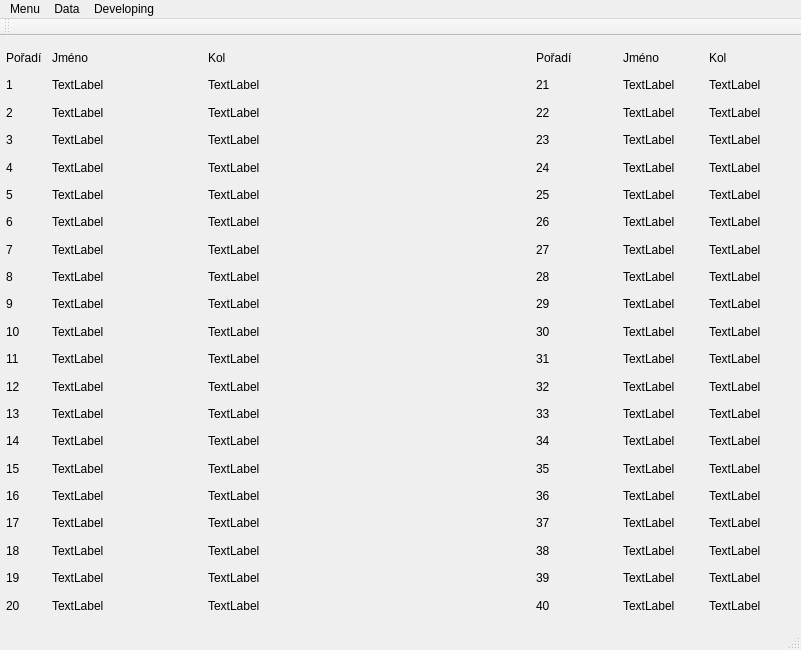
Before: the Qt Designer form mainwindow.ui in aITy/24hoursRace, drawn with Qt 5.
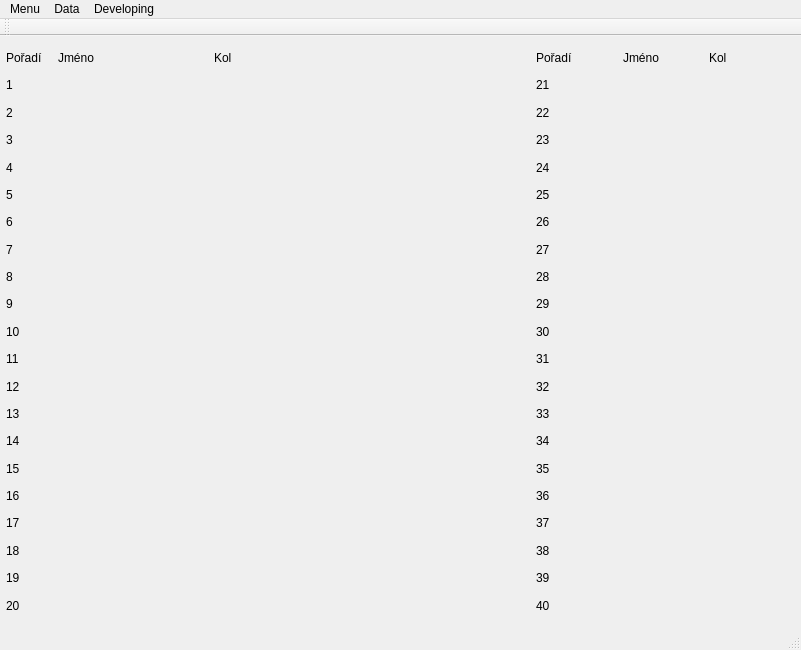
After: the same form once the commit is applied.

```diff
--- a/mainwindow.ui
+++ b/mainwindow.ui
@@ -51,7 +51,7 @@
      <item row="5" column="2">
       <widget class="QLabel" name="label_Round5">
        <property name="text">
-        <string>TextLabel</string>
+        <string/>
        </property>
       </widget>
      </item>
@@ -65,14 +65,14 @@
      <item row="4" column="1">
       <widget class="QLabel" name="label_Name4">
        <property name="text">
-        <string>TextLabel</string>
+        <string/>
        </property>
       </widget>
      </item>
      <item row="4" column="2">
       <widget class="QLabel" name="label_Round4">
        <property name="text">
-        <string>TextLabel</string>
+        <string/>
        </property>
       </widget>
      </item>
@@ -86,21 +86,21 @@
      <item row="6" column="2">
       <widget class="QLabel" name="label_Round6">
        <property name="text">
-        <string>TextLabel</string>
+        <string/>
        </property>
       </widget>
      </item>
      <item row="6" column="1">
       <widget class="QLabel" name="label_Name6">
        <property name="text">
-        <string>TextLabel</string>
+        <string/>
        </property>
       </widget>
      </item>
      <item row="5" column="1">
       <widget class="QLabel" name="label_Name5">
        <property name="text">
-        <string>TextLabel</string>
+        <string/>
        </property>
       </widget>
      </item>
@@ -114,14 +114,14 @@
      <item row="2" column="2">
       <widget class="QLabel" name="label_Round2">
        <property name="text">
-        <string>TextLabel</string>
+        <string/>
        </property>
       </widget>
      </item>
      <item row="2" column="1">
       <widget class="QLabel" name="label_Name2">
        <property name="text">
-        <string>TextLabel</string>
+        <string/>
        </property>
       </widget>
      </item>
@@ -142,28 +142,28 @@
      <item row="15" column="1">
       <widget class="QLabel" name="label_Name15">
        <property name="text">
-        <string>TextLabel</string>
+        <string/>
        </property>
       </widget>
      </item>
      <item row="1" column="1">
       <widget class="QLabel" name="label_Name1">
        <property name="text">
-        <string>TextLabel</string>
+        <string/>
        </property>
       </widget>
      </item>
      <item row="16" column="2">
       <widget class="QLabel" name="label_Round16">
        <property name="text">
-        <string>TextLabel</string>
+        <string/>
        </property>
       </widget>
      </item>
      <item row="14" column="2">
       <widget class="QLabel" name="label_Round14">
        <property name="text">
-        <string>TextLabel</string>
+        <string/>
        </property>
       </widget>
      </item>
@@ -198,7 +198,7 @@
      <item row="14" column="1">
       <widget class="QLabel" name="label_Name14">
        <property name="text">
-        <string>TextLabel</string>
+        <string/>
        </property>
       </widget>
      </item>
@@ -219,7 +219,7 @@
      <item row="11" column="1">
       <widget class="QLabel" name="label_Name11">
        <property name="text">
-        <string>TextLabel</string>
+        <string/>
        </property>
       </widget>
      </item>
@@ -233,42 +233,42 @@
      <item row="13" column="2">
       <widget class="QLabel" name="label_Round13">
        <property name="text">
-        <string>TextLabel</string>
+        <string/>
        </property>
       </widget>
      </item>
      <item row="13" column="1">
       <widget class="QLabel" name="label_Name13">
        <property name="text">
-        <string>TextLabel</string>
+        <string/>
        </property>
       </widget>
      </item>
      <item row="12" column="2">
       <widget class="QLabel" name="label_Round12">
        <property name="text">
-        <string>TextLabel</string>
+        <string/>
        </property>
       </widget>
      </item>
      <item row="12" column="1">
       <widget class="QLabel" name="label_Name12">
        <property name="text">
-        <string>TextLabel</string>
+        <string/>
        </property>
       </widget>
      </item>
      <item row="10" column="1">
       <widget class="QLabel" name="label_Name10">
        <property name="text">
-        <string>TextLabel</string>
+        <string/>
        </property>
       </widget>
      </item>
      <item row="11" column="2">
       <widget class="QLabel" name="label_Round11">
        <property name="text">
-        <string>TextLabel</string>
+        <string/>
        </property>
       </widget>
      </item>
@@ -282,7 +282,7 @@
      <item row="10" column="2">
       <widget class="QLabel" name="label_Round10">
        <property name="text">
-        <string>TextLabel</string>
+        <string/>
        </property>
       </widget>
      </item>
@@ -296,28 +296,28 @@
      <item row="3" column="2">
       <widget class="QLabel" name="label_Round3">
        <property name="text">
-        <string>TextLabel</string>
+        <string/>
        </property>
       </widget>
      </item>
      <item row="3" column="1">
       <widget class="QLabel" name="label_Name3">
        <property name="text">
-        <string>TextLabel</string>
+        <string/>
        </property>
       </widget>
      </item>
      <item row="9" column="1">
       <widget class="QLabel" name="label_Name9">
        <property name="text">
-        <string>TextLabel</string>
+        <string/>
        </property>
       </widget>
      </item>
      <item row="9" column="2">
       <widget class="QLabel" name="label_Round9">
        <property name="text">
-        <string>TextLabel</string>
+        <string/>
        </property>
       </widget>
      </item>
@@ -331,14 +331,14 @@
      <item row="8" column="1">
       <widget class="QLabel" name="label_Name8">
        <property name="text">
-        <string>TextLabel</string>
+        <string/>
        </property>
       </widget>
      </item>
      <item row="8" column="2">
       <widget class="QLabel" name="label_Round8">
        <property name="text">
-        <string>TextLabel</string>
+        <string/>
        </property>
       </widget>
      </item>
@@ -352,14 +352,14 @@
      <item row="7" column="1">
       <widget class="QLabel" name="label_Name7">
        <property name="text">
-        <string>TextLabel</string>
+        <string/>
        </property>
       </widget>
      </item>
      <item row="7" column="2">
       <widget class="QLabel" name="label_Round7">
        <property name="text">
-        <string>TextLabel</string>
+        <string/>
        </property>
       </widget>
      </item>
@@ -373,7 +373,7 @@
      <item row="1" column="2">
       <widget class="QLabel" name="label_Round1">
        <property name="text">
-        <string>TextLabel</string>
+        <string/>
        </property>
       </widget>
      </item>
@@ -394,7 +394,7 @@
      <item row="16" column="1">
       <widget class="QLabel" name="label_Name16">
        <property name="text">
-        <string>TextLabel</string>
+        <string/>
        </property>
       </widget>
      </item>
@@ -408,35 +408,35 @@
      <item row="15" column="2">
       <widget class="QLabel" name="label_Round15">
        <property name="text">
-        <string>TextLabel</string>
+        <string/>
        </property>
       </widget>
      </item>
      <item row="17" column="1">
       <widget class="QLabel" name="label_Name17">
        <property name="text">
-        <string>TextLabel</string>
+        <string/>
        </property>
       </widget>
      </item>
      <item row="17" column="2">
       <widget class="QLabel" name="label_Round17">
        <property name="text">
-        <string>TextLabel</string>
+        <string/>
        </property>
       </widget>
      </item>
      <item row="18" column="2">
       <widget class="QLabel" name="label_Round18">
        <property name="text">
-        <string>TextLabel</string>
+        <string/>
        </property>
       </widget>
      </item>
      <item row="18" column="1">
       <widget class="QLabel" name="label_Name18">
        <property name="text">
-        <string>TextLabel</string>
+        <string/>
        </property>
       </widget>
      </item>
@@ -464,28 +464,28 @@
      <item row="19" column="1">
       <widget class="QLabel" name="label_Name19">
        <property name="text">
-        <string>TextLabel</string>
+        <string/>
        </property>
       </widget>
      </item>
      <item row="20" column="1">
       <widget class="QLabel" name="label_Name20">
        <property name="text">
-        <string>TextLabel</string>
+        <string/>
        </property>
       </widget>
      </item>
      <item row="19" column="2">
       <widget class="QLabel" name="label_Round19">
        <property name="text">
-        <string>TextLabel</string>
+        <string/>
        </property>
       </widget>
      </item>
      <item row="20" column="2">
       <widget class="QLabel" name="label_Round20">
        <property name="text">
-        <string>TextLabel</string>
+        <string/>
        </property>
       </widget>
      </item>
@@ -510,7 +510,7 @@
      <item row="5" column="2">
       <widget class="QLabel" name="label_Round25">
        <property name="text">
-        <string>TextLabel</string>
+        <string/>
        </property>
       </widget>
      </item>
@@ -524,14 +524,14 @@
      <item row="4" column="1">
       <widget class="QLabel" name="label_Name24">
        <property name="text">
-        <string>TextLabel</string>
+        <string/>
        </property>
       </widget>
      </item>
      <item row="4" column="2">
       <widget class="QLabel" name="label_Round24">
        <property name="text">
-        <string>TextLabel</string>
+        <string/>
        </property>
       </widget>
      </item>
@@ -545,21 +545,21 @@
      <item row="6" column="2">
       <widget class="QLabel" name="label_Round26">
        <property name="text">
-        <string>TextLabel</string>
+        <string/>
        </property>
       </widget>
      </item>
      <item row="6" column="1">
       <widget class="QLabel" name="label_Name26">
        <property name="text">
-        <string>TextLabel</string>
+        <string/>
        </property>
       </widget>
      </item>
      <item row="5" column="1">
       <widget class="QLabel" name="label_Name25">
        <property name="text">
-        <string>TextLabel</string>
+        <string/>
        </property>
       </widget>
      </item>
@@ -573,14 +573,14 @@
      <item row="2" column="2">
       <widget class="QLabel" name="label_Round22">
        <property name="text">
-        <string>TextLabel</string>
+        <string/>
        </property>
       </widget>
      </item>
      <item row="2" column="1">
       <widget class="QLabel" name="label_Name22">
        <property name="text">
-        <string>TextLabel</string>
+        <string/>
        </property>
       </widget>
      </item>
@@ -601,28 +601,28 @@
      <item row="15" column="1">
       <widget class="QLabel" name="label_Name35">
        <property name="text">
-        <string>TextLabel</string>
+        <string/>
        </property>
       </widget>
      </item>
      <item row="1" column="1">
       <widget class="QLabel" name="label_Name21">
        <property name="text">
-        <string>TextLabel</string>
+        <string/>
        </property>
       </widget>
      </item>
      <item row="16" column="2">
       <widget class="QLabel" name="label_Round36">
        <property name="text">
-        <string>TextLabel</string>
+        <string/>
        </property>
       </widget>
      </item>
      <item row="14" column="2">
       <widget class="QLabel" name="label_Round34">
        <property name="text">
-        <string>TextLabel</string>
+        <string/>
        </property>
       </widget>
      </item>
@@ -657,7 +657,7 @@
      <item row="14" column="1">
       <widget class="QLabel" name="label_Name34">
        <property name="text">
-        <string>TextLabel</string>
+        <string/>
        </property>
       </widget>
      </item>
@@ -678,7 +678,7 @@
      <item row="11" column="1">
       <widget class="QLabel" name="label_Name31">
        <property name="text">
-        <string>TextLabel</string>
+        <string/>
        </property>
       </widget>
      </item>
@@ -692,42 +692,42 @@
      <item row="13" column="2">
       <widget class="QLabel" name="label_Round33">
        <property name="text">
-        <string>TextLabel</string>
+        <string/>
        </property>
       </widget>
      </item>
      <item row="13" column="1">
       <widget class="QLabel" name="label_Name33">
        <property name="text">
-        <string>TextLabel</string>
+        <string/>
        </property>
       </widget>
      </item>
      <item row="12" column="2">
       <widget class="QLabel" name="label_Round32">
        <property name="text">
-        <string>TextLabel</string>
+        <string/>
        </property>
       </widget>
      </item>
      <item row="12" column="1">
       <widget class="QLabel" name="label_Name32">
        <property name="text">
-        <string>TextLabel</string>
+        <string/>
        </property>
       </widget>
      </item>
      <item row="10" column="1">
       <widget class="QLabel" name="label_Name30">
        <property name="text">
-        <string>TextLabel</string>
+        <string/>
        </property>
       </widget>
      </item>
      <item row="11" column="2">
       <widget class="QLabel" name="label_Round31">
        <property name="text">
-        <string>TextLabel</string>
+        <string/>
        </property>
       </widget>
      </item>
@@ -741,7 +741,7 @@
      <item row="10" column="2">
       <widget class="QLabel" name="label_Round30">
        <property name="text">
-        <string>TextLabel</string>
+        <string/>
        </property>
       </widget>
      </item>
@@ -755,21 +755,21 @@
      <item row="3" column="2">
       <widget class="QLabel" name="label_Round23">
        <property name="text">
-        <string>TextLabel</string>
+        <string/>
        </property>
       </widget>
      </item>
      <item row="9" column="1">
       <widget class="QLabel" name="label_Name29">
        <property name="text">
-        <string>TextLabel</string>
+        <string/>
        </property>
       </widget>
      </item>
      <item row="9" column="2">
       <widget class="QLabel" name="label_Round29">
        <property name="text">
-        <string>TextLabel</string>
+        <string/>
        </property>
       </widget>
      </item>
@@ -783,14 +783,14 @@
      <item row="8" column="1">
       <widget class="QLabel" name="label_Name28">
        <property name="text">
-        <string>TextLabel</string>
+        <string/>
        </property>
       </widget>
      </item>
      <item row="8" column="2">
       <widget class="QLabel" name="label_Round28">
        <property name="text">
-        <string>TextLabel</string>
+        <string/>
        </property>
       </widget>
      </item>
@@ -804,14 +804,14 @@
      <item row="7" column="1">
       <widget class="QLabel" name="label_Name27">
        <property name="text">
-        <string>TextLabel</string>
+        <string/>
        </property>
       </widget>
      </item>
      <item row="7" column="2">
       <widget class="QLabel" name="label_Round27">
        <property name="text">
-        <string>TextLabel</string>
+        <string/>
        </property>
       </widget>
      </item>
@@ -825,7 +825,7 @@
      <item row="1" column="2">
       <widget class="QLabel" name="label_Round21">
        <property name="text">
-        <string>TextLabel</string>
+        <string/>
        </property>
       </widget>
      </item>
@@ -846,7 +846,7 @@
      <item row="16" column="1">
       <widget class="QLabel" name="label_Name36">
        <property name="text">
-        <string>TextLabel</string>
+        <string/>
        </property>
       </widget>
      </item>
@@ -860,35 +860,35 @@
      <item row="15" column="2">
       <widget class="QLabel" name="label_Round35">
        <property name="text">
-        <string>TextLabel</string>
+        <string/>
        </property>
       </widget>
      </item>
      <item row="17" column="1">
       <widget class="QLabel" name="label_Name37">
        <property name="text">
-        <string>TextLabel</string>
+        <string/>
        </property>
       </widget>
      </item>
      <item row="17" column="2">
       <widget class="QLabel" name="label_Round37">
        <property name="text">
-        <string>TextLabel</string>
+        <string/>
        </property>
       </widget>
      </item>
      <item row="18" column="2">
       <widget class="QLabel" name="label_Round38">
        <property name="text">
-        <string>TextLabel</string>
+        <string/>
        </property>
       </widget>
      </item>
      <item row="18" column="1">
       <widget class="QLabel" name="label_Name38">
        <property name="text">
-        <string>TextLabel</string>
+        <string/>
        </property>
       </widget>
      </item>
@@ -916,35 +916,35 @@
      <item row="19" column="1">
       <widget class="QLabel" name="label_Name39">
        <property name="text">
-        <string>TextLabel</string>
+        <string/>
        </property>
       </widget>
      </item>
      <item row="20" column="1">
       <widget class="QLabel" name="label_Name40">
        <property name="text">
-        <string>TextLabel</string>
+        <string/>
        </property>
       </widget>
      </item>
      <item row="19" column="2">
       <widget class="QLabel" name="label_Round39">
        <property name="text">
-        <string>TextLabel</string>
+        <string/>
        </property>
       </widget>
      </item>
      <item row="20" column="2">
       <widget class="QLabel" name="label_Round40">
        <property name="text">
-        <string>TextLabel</string>
+        <string/>
        </property>
       </widget>
      </item>
      <item row="3" column="1">
       <widget class="QLabel" name="label_Name23">
        <property name="text">
-        <string>TextLabel</string>
+        <string/>
        </property>
       </widget>
      </item>
```
